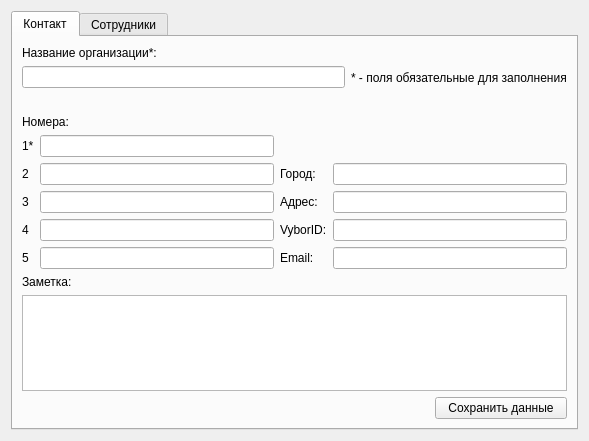
First picture: the form in EditOrgContactDialog.ui, repository okostynchuk/Outcall, before the edit.
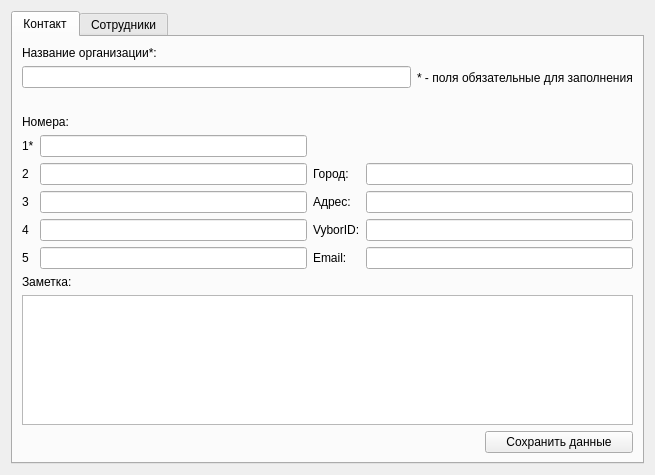
Second picture: the form after the edit. The open tabs and pages were chosen to show the change.

The edit to the form file:
```diff
--- a/EditOrgContactDialog.ui
+++ b/EditOrgContactDialog.ui
@@ -6,8 +6,8 @@
    <rect>
     <x>0</x>
     <y>0</y>
-    <width>589</width>
-    <height>441</height>
+    <width>655</width>
+    <height>475</height>
    </rect>
   </property>
   <property name="windowTitle">
```
Left out of the diff: 2 changed lines with no effect on the pictures.
